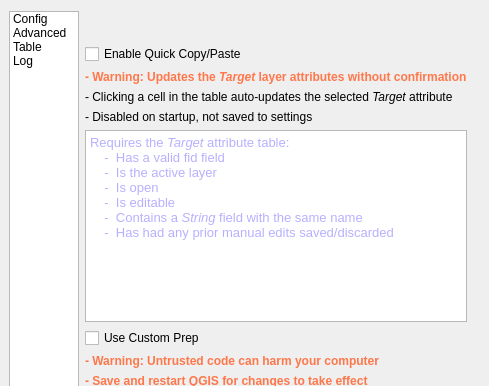
Above: src/dialog_ui/dialog_base.ui from tetrakai1/GetFeats before the change; both pictures show x 0 to 489 and y 0 to 386 of the 593 by 504 pixel window. Below: the same form after it.
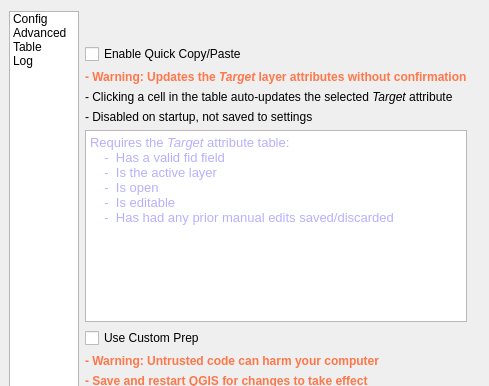
That is the form after the change. The open tabs and pages were chosen to show the change. Custom widgets are drawn as their Qt base class.

The edit to the form file:
```diff
--- a/src/dialog_ui/dialog_base.ui
+++ b/src/dialog_ui/dialog_base.ui
@@ -1325,7 +1325,6 @@
 &lt;p style=&quot; margin-top:0px; margin-bottom:0px; margin-left:0px; margin-right:0px; -qt-block-indent:0; text-indent:0px;&quot;&gt;&lt;span style=&quot; color:#b7b0ff;&quot;&gt;    -  Is the active layer&lt;/span&gt;&lt;/p&gt;
 &lt;p style=&quot; margin-top:0px; margin-bottom:0px; margin-left:0px; margin-right:0px; -qt-block-indent:0; text-indent:0px;&quot;&gt;&lt;span style=&quot; color:#b7b0ff;&quot;&gt;    -  Is open&lt;/span&gt;&lt;/p&gt;
 &lt;p style=&quot; margin-top:0px; margin-bottom:0px; margin-left:0px; margin-right:0px; -qt-block-indent:0; text-indent:0px;&quot;&gt;&lt;span style=&quot; color:#b7b0ff;&quot;&gt;    -  Is editable&lt;/span&gt;&lt;/p&gt;
-&lt;p style=&quot; margin-top:0px; margin-bottom:0px; margin-left:0px; margin-right:0px; -qt-block-indent:0; text-indent:0px;&quot;&gt;&lt;span style=&quot; color:#b7b0ff;&quot;&gt;    -  Contains a &lt;/span&gt;&lt;span style=&quot; font-style:italic; color:#b7b0ff;&quot;&gt;String&lt;/span&gt;&lt;span style=&quot; color:#b7b0ff;&quot;&gt; field with the same name&lt;/span&gt;&lt;/p&gt;
 &lt;p style=&quot; margin-top:0px; margin-bottom:0px; margin-left:0px; margin-right:0px; -qt-block-indent:0; text-indent:0px;&quot;&gt;&lt;span style=&quot; color:#b7b0ff;&quot;&gt;    -  Has had any prior manual edits saved/discarded&lt;/span&gt;&lt;/p&gt;&lt;/body&gt;&lt;/html&gt;</string>
                </property>
               </widget>
```
Left out of the diff: 2 changed lines with no effect on the pictures.
